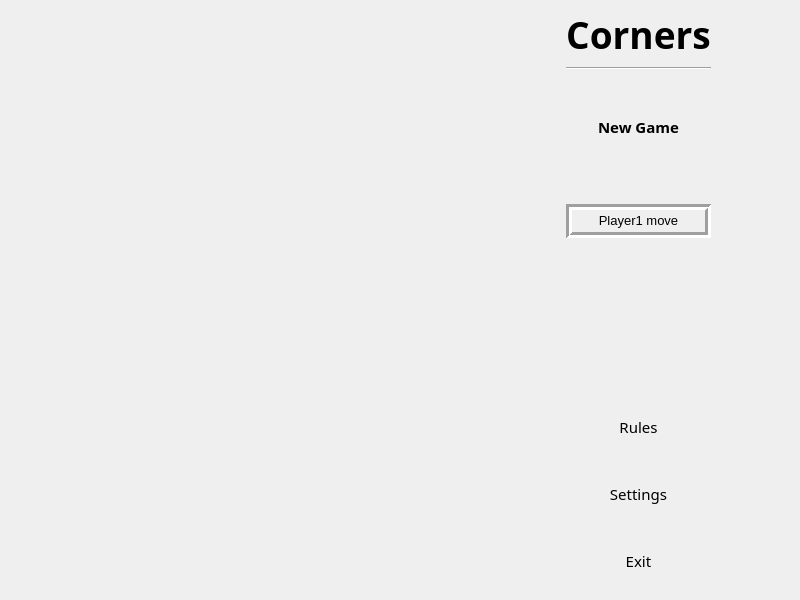
Before: the Qt Designer form Corners/cornersgame.ui in srgynmv/Corners, drawn with Qt 5.
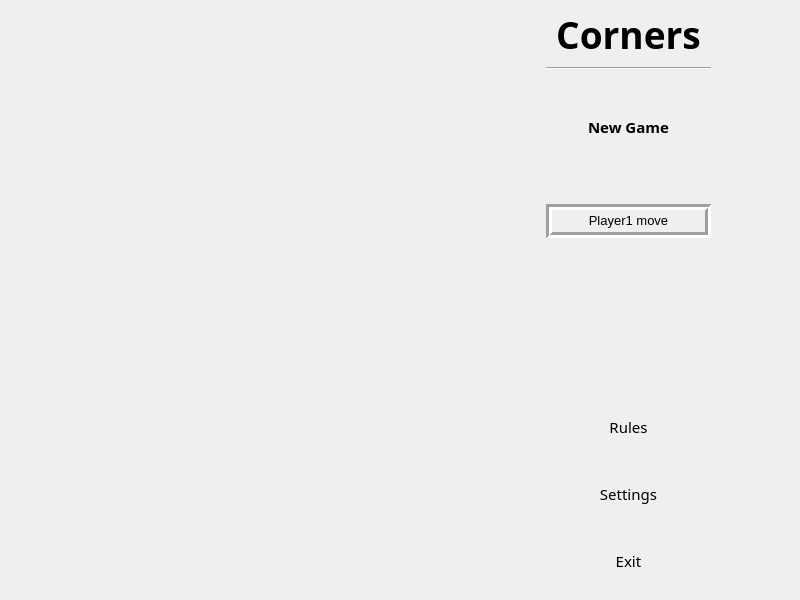
After: the same form once the commit is applied. Icons and pictures are not drawn.

Patch:
```diff
--- a/Corners/cornersgame.ui
+++ b/Corners/cornersgame.ui
@@ -181,11 +181,26 @@
       </item>
       <item>
        <widget class="QLabel" name="infoLabel">
+        <property name="sizePolicy">
+         <sizepolicy hsizetype="Fixed" vsizetype="Preferred">
+          <horstretch>0</horstretch>
+          <verstretch>0</verstretch>
+         </sizepolicy>
+        </property>
+        <property name="minimumSize">
+         <size>
+          <width>165</width>
+          <height>0</height>
+         </size>
+        </property>
         <property name="font">
          <font>
           <pointsize>10</pointsize>
          </font>
         </property>
+        <property name="layoutDirection">
+         <enum>Qt::LeftToRight</enum>
+        </property>
         <property name="styleSheet">
          <string notr="true"/>
         </property>
```
